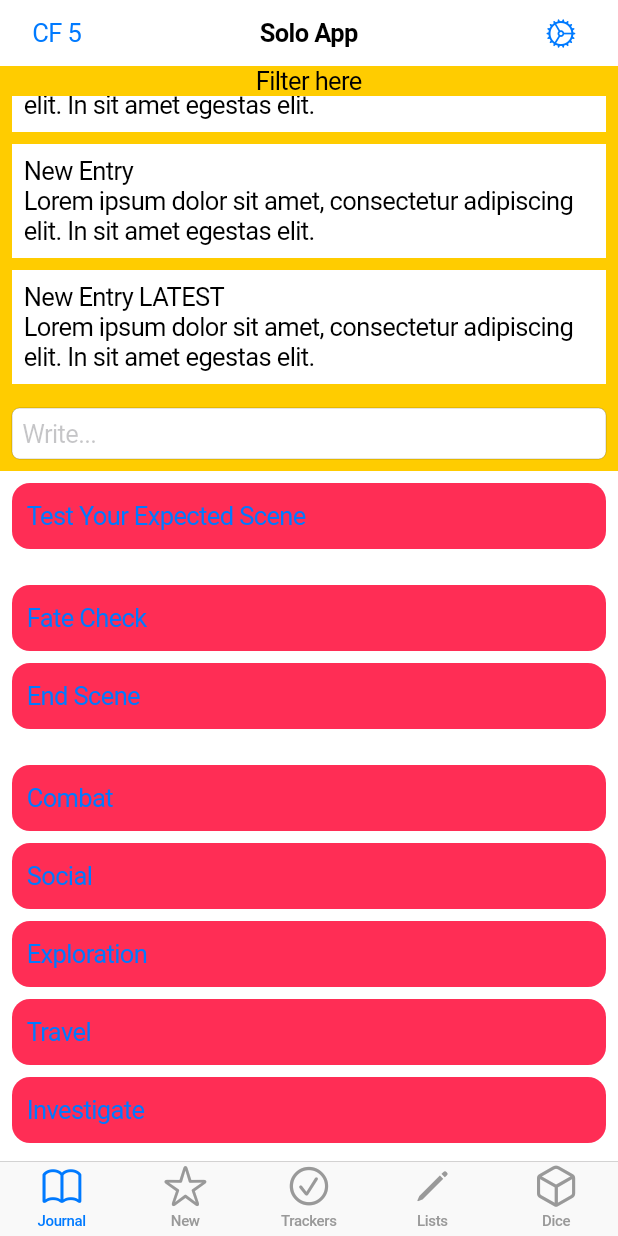
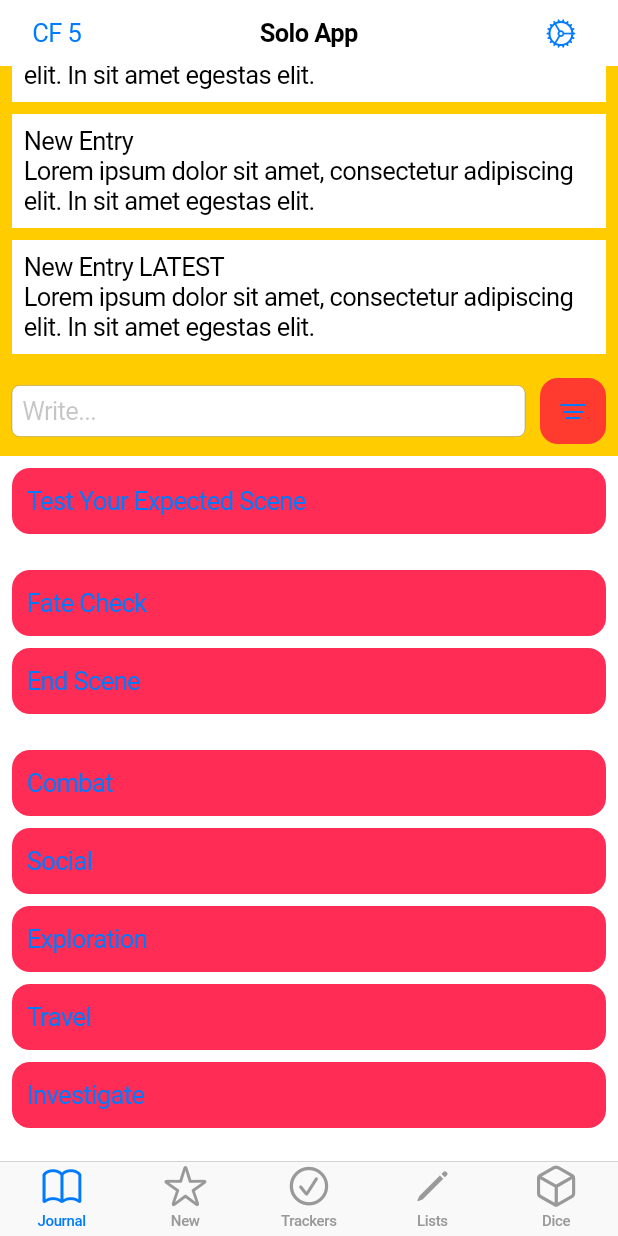
Before and after one commit to spacegiant/mini_solo, a Flutter app: the screen it shows after launch, on a phone screen of 412 x 824 dp. Run offline on Flutter 3.47's test engine with Material 3 defaults, Android fonts, the light colour scheme and no system bars.

Commit message:
Add Journal Viewer Filter

```diff
--- a/lib/widgets/journal_viewer.dart
+++ b/lib/widgets/journal_viewer.dart
@@ -1,7 +1,7 @@
 import 'package:flutter/cupertino.dart';
 import 'package:flutter/material.dart';
-import 'package:flutter/rendering.dart';
 
+import 'gap.dart';
 import 'journal_entry.dart';
 
 class JournalViewer extends StatelessWidget {
@@ -20,7 +20,6 @@ class JournalViewer extends StatelessWidget {
         color: CupertinoColors.systemYellow,
         child: Column(
           children: [
-            const JournalInputBar(),
             Container(
               constraints: const BoxConstraints(
                 maxHeight: 200.0,
@@ -50,27 +49,11 @@ class JournalViewer extends StatelessWidget {
                 ),
               ),
             ),
-            const Padding(
-              padding: EdgeInsets.all(8.0),
-              child: CupertinoTextField(
-                placeholder: 'Write...',
-              ),
-            ),
+            const JournalInput(),
           ],
         ),
       ),
     );
-  }
-}
-
-class JournalInputBar extends StatelessWidget {
-  const JournalInputBar({
-    super.key,
-  });
-
-  @override
-  Widget build(BuildContext context) {
-    return const Text('Filter here');
   }
 }
 
@@ -81,8 +64,28 @@ class JournalInput extends StatelessWidget {
 
   @override
   Widget build(BuildContext context) {
-    return const CupertinoTextField(
-      placeholder: 'Type here',
+    return Padding(
+      padding: const EdgeInsets.all(8.0),
+      child: Row(
+        children: [
+          const Expanded(
+            child: CupertinoTextField(
+              placeholder: 'Write...',
+            ),
+          ),
+          const SizedBox(
+            width: 10.0,
+          ),
+          CupertinoButton(
+              padding: const EdgeInsets.all(0.0),
+              color: CupertinoColors.destructiveRed,
+              child: const Icon(
+                CupertinoIcons.line_horizontal_3_decrease,
+                size: 20.0,
+              ),
+              onPressed: () {})
+        ],
+      ),
     );
   }
 }
```
